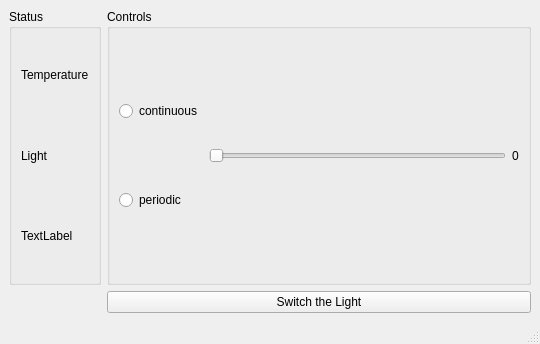
Before: the Qt Designer form qt5_app/mainwindow.ui in ChatzigeorgiouGroup/OptoWorld, drawn with Qt 5.
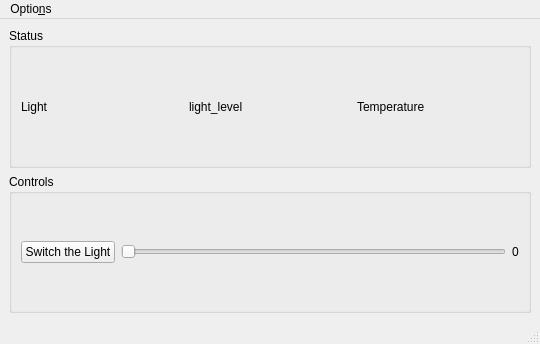
After: the same form once the commit is applied.

Diff of the .ui file:
```diff
--- a/qt5_app/mainwindow.ui
+++ b/qt5_app/mainwindow.ui
@@ -15,31 +15,53 @@
   </property>
   <widget class="QWidget" name="centralwidget">
    <layout class="QGridLayout" name="gridLayout">
-    <item row="0" column="1">
+    <item row="0" column="0">
+     <widget class="QGroupBox" name="groupBox_2">
+      <property name="title">
+       <string>Status</string>
+      </property>
+      <layout class="QHBoxLayout" name="horizontalLayout">
+       <item>
+        <widget class="QLabel" name="label_status_light">
+         <property name="text">
+          <string>Light</string>
+         </property>
+        </widget>
+       </item>
+       <item>
+        <widget class="QLabel" name="label_status_light_level">
+         <property name="text">
+          <string>light_level</string>
+         </property>
+        </widget>
+       </item>
+       <item>
+        <widget class="QLabel" name="label_status_temperature">
+         <property name="text">
+          <string>Temperature</string>
+         </property>
+        </widget>
+       </item>
+      </layout>
+     </widget>
+    </item>
+    <item row="1" column="0">
      <widget class="QGroupBox" name="groupBox">
       <property name="title">
        <string>Controls</string>
       </property>
       <layout class="QGridLayout" name="gridLayout_2">
-       <item row="0" column="0">
+       <item row="1" column="0">
         <layout class="QHBoxLayout" name="horizontalLayout_2">
          <item>
-          <layout class="QVBoxLayout" name="verticalLayout_2">
-           <item>
-            <widget class="QRadioButton" name="radioButton_2">
-             <property name="text">
-              <string>continuous</string>
-             </property>
-            </widget>
-           </item>
-           <item>
-            <widget class="QRadioButton" name="radioButton">
-             <property name="text">
-              <string>periodic</string>
-             </property>
-            </widget>
-           </item>
-          </layout>
+          <widget class="QPushButton" name="button_lightswitch">
+           <property name="text">
+            <string>Switch the Light</string>
+           </property>
+           <property name="checkable">
+            <bool>false</bool>
+           </property>
+          </widget>
          </item>
          <item>
           <widget class="QSlider" name="slider_light">
@@ -63,46 +85,6 @@
       </layout>
      </widget>
     </item>
-    <item row="0" column="0">
-     <widget class="QGroupBox" name="groupBox_2">
-      <property name="title">
-       <string>Status</string>
-      </property>
-      <layout class="QVBoxLayout" name="verticalLayout">
-       <item>
-        <widget class="QLabel" name="label_status_temperature">
-         <property name="text">
-          <string>Temperature</string>
-         </property>
-        </widget>
-       </item>
-       <item>
-        <widget class="QLabel" name="label_status_light">
-         <property name="text">
-          <string>Light</string>
-         </property>
-        </widget>
-       </item>
-       <item>
-        <widget class="QLabel" name="label_status_light_level">
-         <property name="text">
-          <string>TextLabel</string>
-         </property>
-        </widget>
-       </item>
-      </layout>
-     </widget>
-    </item>
-    <item row="1" column="1">
-     <widget class="QPushButton" name="button_lightswitch">
-      <property name="text">
-       <string>Switch the Light</string>
-      </property>
-      <property name="checkable">
-       <bool>false</bool>
-      </property>
-     </widget>
-    </item>
    </layout>
   </widget>
   <widget class="QMenuBar" name="menubar">
@@ -114,6 +96,13 @@
      <height>30</height>
     </rect>
    </property>
+   <widget class="QMenu" name="menuOptions">
+    <property name="title">
+     <string>Optio&amp;ns</string>
+    </property>
+    <addaction name="action_edit_light_profile"/>
+   </widget>
+   <addaction name="menuOptions"/>
   </widget>
   <widget class="QStatusBar" name="statusbar"/>
  </widget>
```
Left out of the diff: 5 changed lines with no effect on the pictures.
